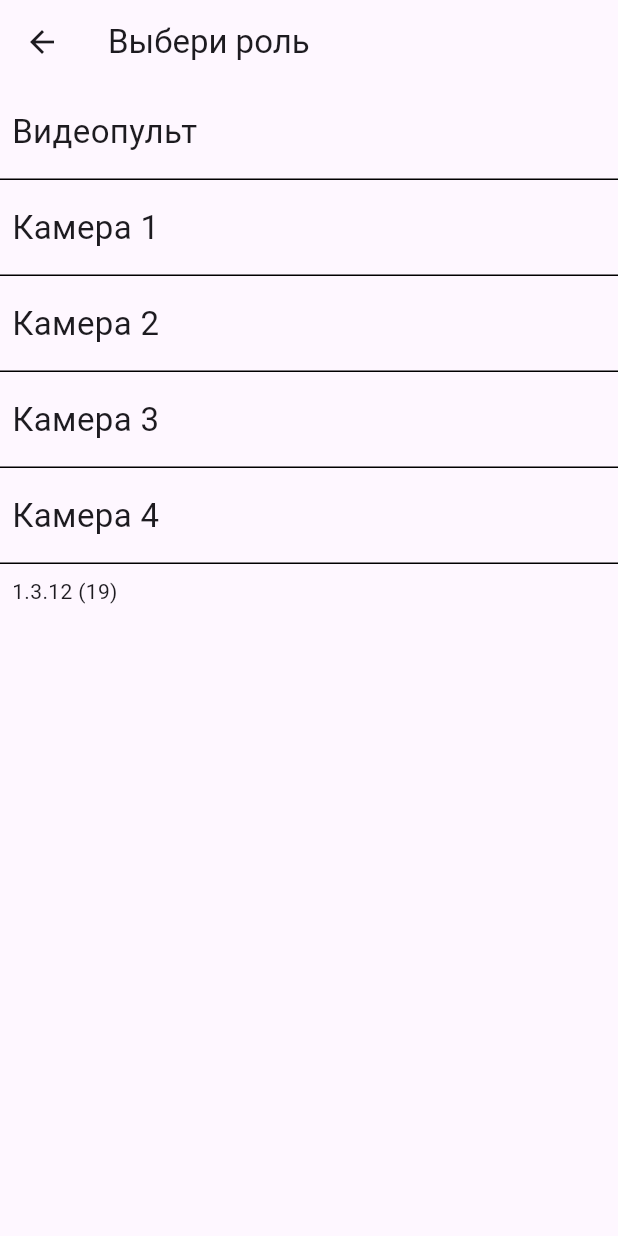
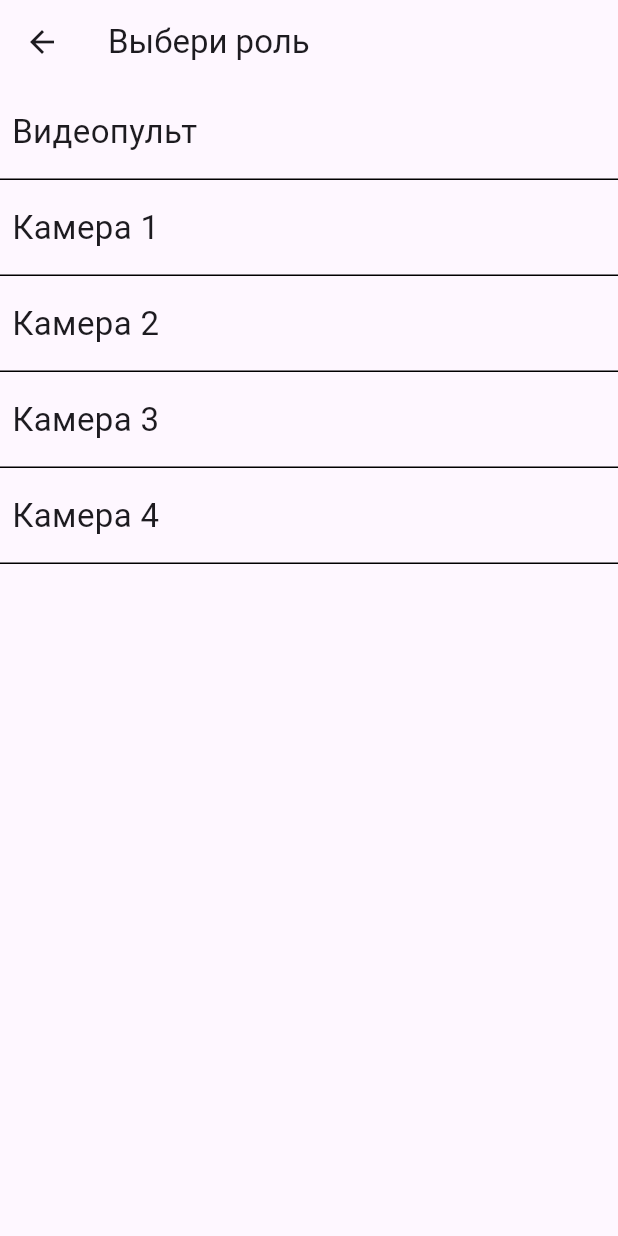
Before and after one commit to victor-semenovich-dev/operators, a Flutter app: the IntercomRoute screen opened directly, on a phone screen of 412 x 824 dp. Run offline on Flutter 3.47's test engine with Material 3 defaults, Android fonts, the phone set to English and light mode, and no system bars; our stand-ins replace chopper, dropdown_button2, firebase_auth, firebase_core, firebase_database, firebase_messaging and 9 more; missing offline and left inert: background_fetch, flutter_foreground_task; accounts and stored records are empty; generated files the repository leaves out were written again.

Commit message:
removed displaying app version in the intercom route

```diff
--- a/lib/src/intercom/ui/route/home_route.dart
+++ b/lib/src/intercom/ui/route/home_route.dart
@@ -1,5 +1,4 @@
 import 'package:flutter/material.dart';
-import 'package:package_info_plus/package_info_plus.dart';
 
 import '../widget/list_item.dart';
 import 'camera_route.dart';
@@ -70,20 +69,6 @@
             color: Colors.black,
             height: 1,
           ),
-          FutureBuilder<PackageInfo>(
-            future: PackageInfo.fromPlatform(),
-            builder: (context, snapshot) {
-              if (snapshot.hasData) {
-                final info = snapshot.data!;
-                return Padding(
-                  padding: const EdgeInsets.all(8.0),
-                  child: Text('${info.version} (${info.buildNumber})'),
-                );
-              } else {
-                return Container();
-              }
-            },
-          ),
         ],
       ),
     );
```
